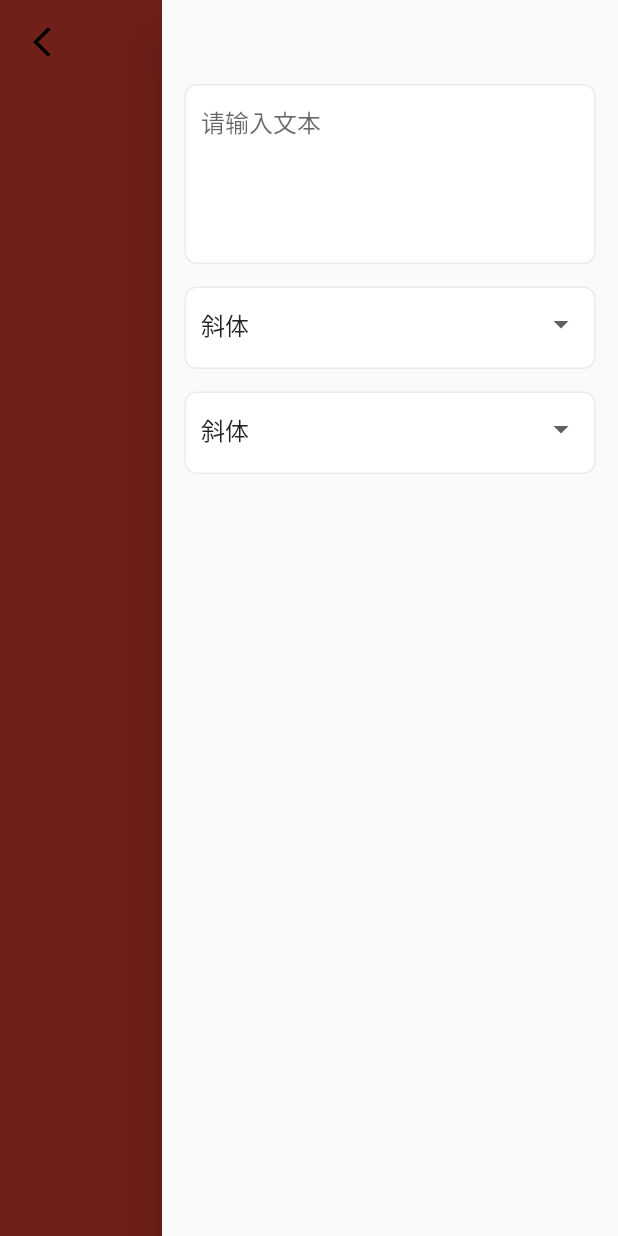
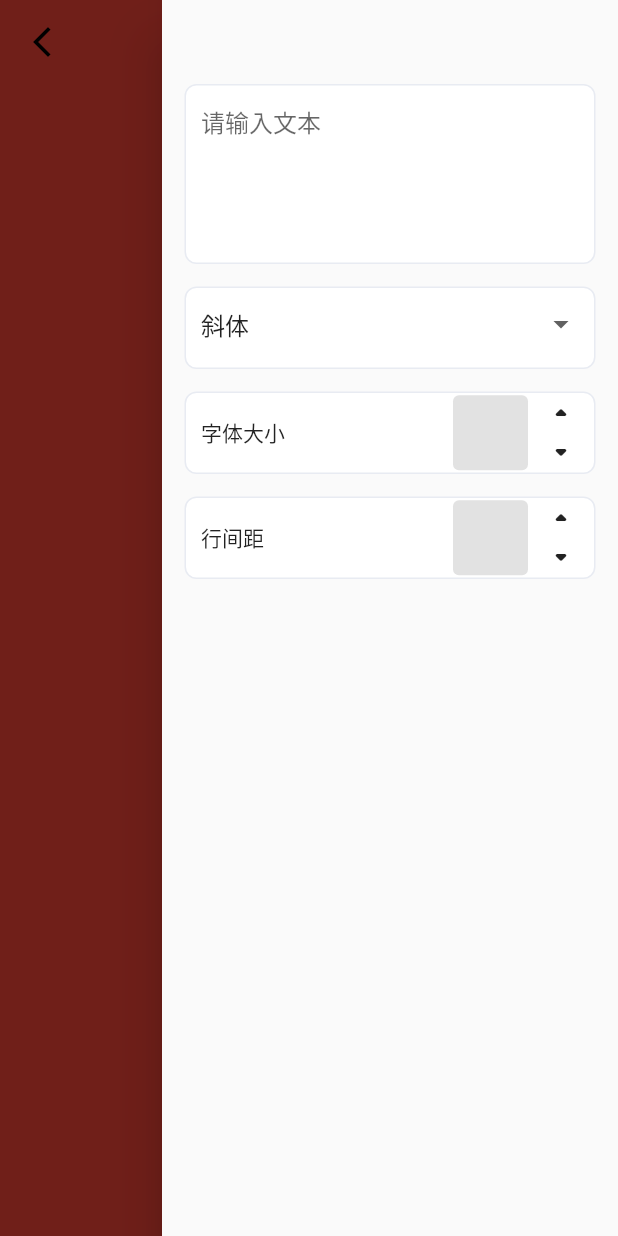
Before and after one commit to xingtianwuganqi/flutter_wallpaper, a Flutter app: the EditPage screen opened directly, with the side drawer open, on a phone screen of 412 x 824 dp. Run offline on Flutter 3.47's test engine with Material 2 defaults, Android fonts, the phone set to English and light mode, and no system bars.

Commit message:
Update EditPage.dart

```diff
--- a/flutter_wallpaper/lib/B_HomePage/EditPage.dart
+++ b/flutter_wallpaper/lib/B_HomePage/EditPage.dart
@@ -59,6 +59,7 @@ class EditPageState extends State<EditPage> {
             textInputWidget(appBar.preferredSize.height),
             textTypeSelectWidget(),
             textFontSizeWidget(),
+            textLineSizeWidget()
           ],
         ),
       ),
@@ -158,25 +159,111 @@ class EditPageState extends State<EditPage> {
   Widget textFontSizeWidget() {
     var dropDown = Container(
       margin: const EdgeInsets.only(top: 15,left: 15,right: 15),
-      padding: const EdgeInsets.only(left: 10,right: 10),
+      padding: const EdgeInsets.only(left: 10),
       height: 70,
       decoration: BoxDecoration(
           borderRadius: const BorderRadius.all(Radius.circular(8)),
           border: Border.all(color: "#E8EBF2".hexColor),
           color: Colors.white
       ),
-      child: DropdownButtonFormField<String>(
-        decoration: const InputDecoration(
-            border: InputBorder.none
-        ),
-        items: textTypeList.map((e) => DropdownMenuItem(child: Text(e),value: e,)).toList(),
-        onChanged: (newPosition){
-          setState(() {
+      child: Row(
+        children: [
+          const Text("字体大小"),
+          Expanded(child: Container(),),
+          Container(
+            padding: EdgeInsets.only(left: 5,right: 5),
+            decoration: BoxDecoration(
+              color: Colors.grey.withOpacity(0.3),
+              borderRadius: const BorderRadius.all(Radius.circular(4)),
+            ),
+            height: 50,
+            width: 50,
+            child: TextField(
 
-          });
+              decoration: InputDecoration(
+                border: InputBorder.none
+              ),
+            ),
+          ),
+          SizedBox(
+            child: Column(
+              children: [
+                GestureDetector(child: Container(
+                  width: 44,
+                  height: 26,
+                  child:  Icon(Icons.arrow_drop_up_rounded),
+                )),
+                GestureDetector(child: Container(
+                  width: 44,
+                  height: 26,
+                  child:  Icon(Icons.arrow_drop_down_rounded),
+                )),
+              ],
+            )
+          )
+        ],
+      ),
+    );
+    var listView = SliverFixedExtentList(
+      itemExtent: 70, //列表项高度固定
+      delegate: SliverChildBuilderDelegate(
+            (_, index) {
+          return dropDown;
         },
-        isExpanded: true,
-        value: textTypeList.first,
+        childCount: 1,
+      ),
+    );
+    return listView;
+  }
+
+
+  // 行间距大小选择
+  Widget textLineSizeWidget() {
+    var dropDown = Container(
+      margin: const EdgeInsets.only(top: 15,left: 15,right: 15),
+      padding: const EdgeInsets.only(left: 10),
+      height: 70,
+      decoration: BoxDecoration(
+          borderRadius: const BorderRadius.all(Radius.circular(8)),
+          border: Border.all(color: "#E8EBF2".hexColor),
+          color: Colors.white
+      ),
+      child: Row(
+        children: [
+          const Text("行间距"),
+          Expanded(child: Container(),),
+          Container(
+            padding: const EdgeInsets.only(left: 5,right: 5),
+            decoration: BoxDecoration(
+              color: Colors.grey.withOpacity(0.3),
+              borderRadius: const BorderRadius.all(Radius.circular(4)),
+            ),
+            height: 50,
+            width: 50,
+            child: const TextField(
+
+              decoration: InputDecoration(
+                  border: InputBorder.none
+              ),
+            ),
+          ),
+          SizedBox(
+              child: Column(
+                children: [
+                  GestureDetector(child: Container(
+                    width: 44,
+                    height: 26,
+                    child:  const Icon(Icons.arrow_drop_up_rounded),
+                  )),
+                  GestureDetector(child: Container(
+                    width: 44,
+                    height: 26,
+                    child:  const Icon(Icons.arrow_drop_down_rounded),
+                  )),
+                ],
+              )
+          )
+        ],
       ),
     );
     var listView = SliverFixedExtentList(
```
